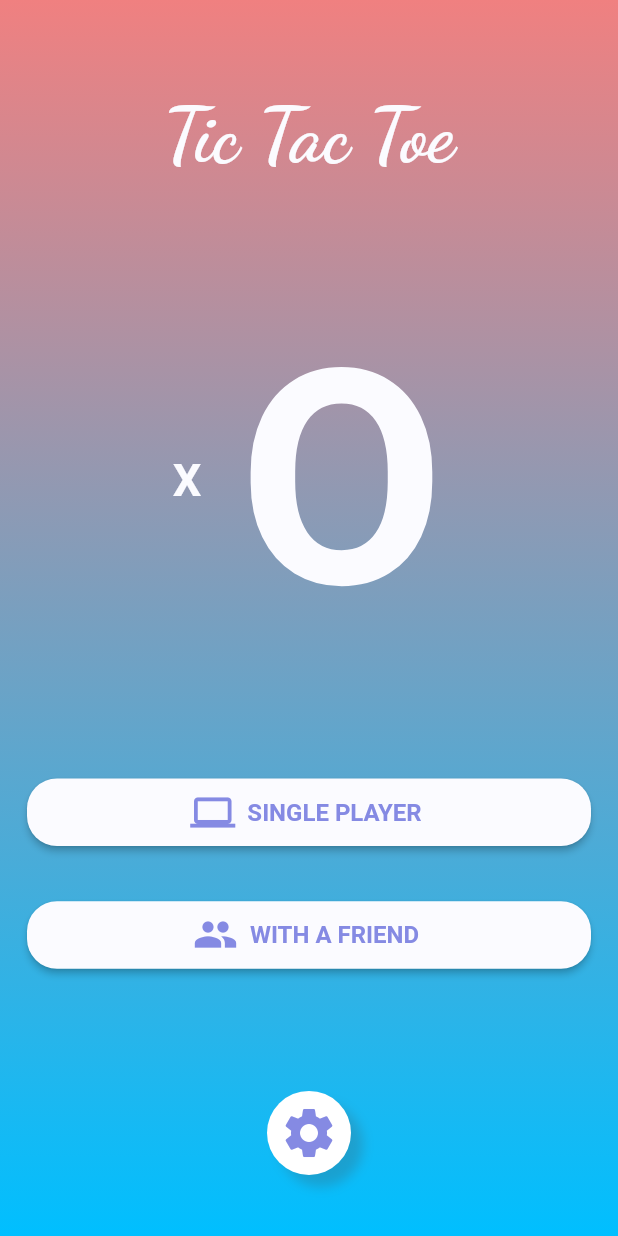
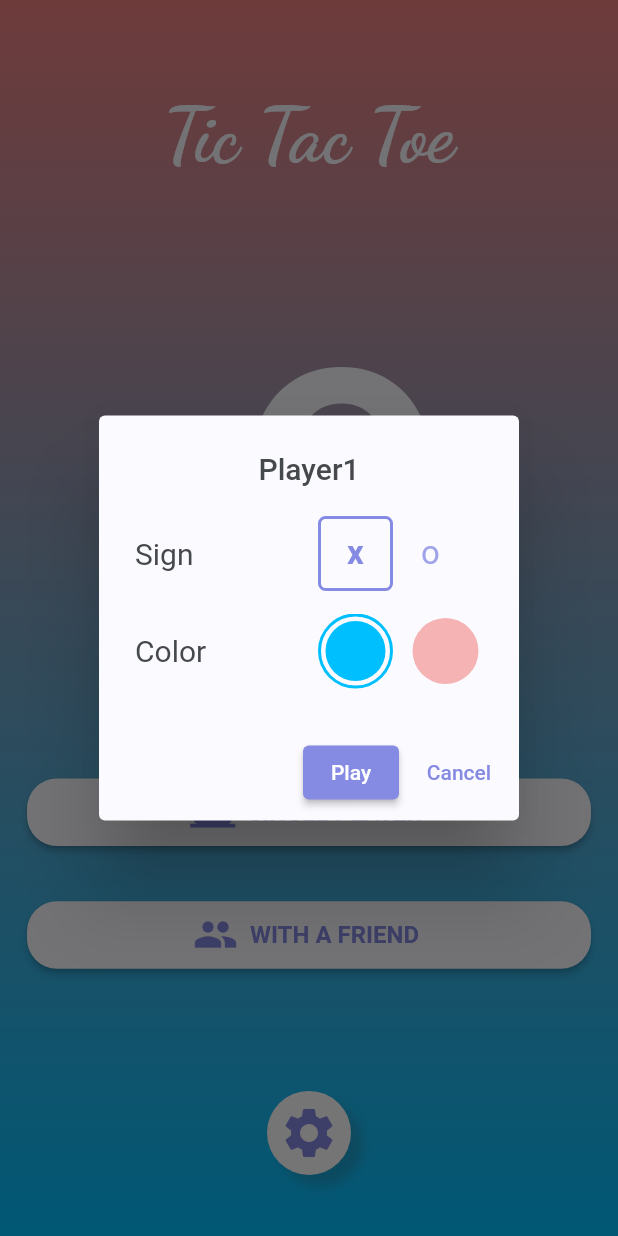
Before and after one commit to mohamedlotfy50/tic_tac_toe, a Flutter app: the screen it shows after launch, after a tap on "SINGLE PLAYER", on a phone screen of 412 x 824 dp. Run offline on Flutter 3.47's test engine with Material 2 defaults, Android fonts, the phone set to English and light mode, and no system bars; our stand-ins replace just_audio.

Commit message:
finish the game ui and logic

```diff
--- a/lib/models/player.dart
+++ b/lib/models/player.dart
@@ -35,4 +35,9 @@ class Player {
   int get hashCode {
     return name.hashCode ^ sign.hashCode ^ color.hashCode ^ _score.hashCode;
   }
+
+  @override
+  String toString() {
+    return 'Player(name: $name, sign: $sign, color: $color, isHuman: $isHuman, _score: $_score)';
+  }
 }
--- a/lib/providers/home_page_provider.dart
+++ b/lib/providers/home_page_provider.dart
@@ -6,21 +6,27 @@ import 'package:tic_tac_toe/models/tic_tac_toe_game.dart';
 import 'package:tic_tac_toe/themes/colors_scheme.dart';
 
 class HomePageProvider with ChangeNotifier {
-  final AudioPlayer _player = AudioPlayer();
-  // late Player player1;
-  // late Player player2;
+  final AudioPlayer _audioPlayer = AudioPlayer();
+  late Player _player1;
+  late Player _player2;
   late Color _player1Color;
   late Color _player2Color;
   late XOSigns _player1Sign;
   late XOSigns _player2Sign;
   HomePageProvider() {
+    _player1Color = MyColorsScheme.blue;
+    _player1Sign = XOSigns.x;
+    _player2Color = MyColorsScheme.red;
+    _player2Sign = XOSigns.o;
     // _player.setAsset('assets/music/Luke-Bergs-Take-It-Easy.mp3');
     // _player.setLoopMode(LoopMode.all);
     // _player.load();
     // _player.play();
   }
   Color get player1Color => _player1Color;
-  Color get player2Color => _player2Color;
+  XOSigns get player1Sign => _player1Sign;
+  Player get player1 => _player1;
+  Player get player2 => _player2;
   void showSelectionPage(BuildContext context, Widget child) {
     showDialog(
       context: context,
@@ -28,17 +34,37 @@ class HomePageProvider with ChangeNotifier {
     );
   }
 
-  void setPlayersColors(Color player1Color, XOSigns player1Sign) {
+  void setPlayersColors(Color player1Color, List<Color> colorsList) {
     final _colors = [MyColorsScheme.blue, MyColorsScheme.red];
-    final _signs = XOSigns.values.toList();
     ;
     _player1Color = player1Color;
+    _colors.remove(player1Color);
+    _player2Color = _colors.first;
+    print('player 1 Color $_player1Color player2 color $_player2Color');
+    notifyListeners();
+  }
+
+  void setPlayersSigns(XOSigns player1Sign, List<XOSigns> xoSignsList) {
+    final _signs = XOSigns.values.toList();
     _player1Sign = player1Sign;
-    _colors.remove(player1Color);
     _signs.remove(player1Sign);
-    _player2Color = _colors.first;
     _player2Sign = _signs.first;
-    print('player 1 Color $_player1Color player2 color $_player2Color');
-    print('player 1 Color $_player1Color player2 color $_player2Color');
+    print('player 1 Color $_player1Sign player2 color $_player2Sign');
+    notifyListeners();
+  }
+
+  void setPlayers({bool? isHuman}) {
+    _player1 = Player(
+        name: 'Player 1',
+        sign: _player1Sign,
+        color: _player1Color,
+        isHuman: true);
+    _player2 = Player(
+        name: 'Player 2',
+        sign: _player2Sign,
+        color: _player2Color,
+        isHuman: isHuman ?? true);
+    print('player 1 ${_player1.toString()}');
+    print('player 2 ${_player2.toString()}');
   }
 }
--- a/lib/screens/game_screen.dart
+++ b/lib/screens/game_screen.dart
@@ -9,12 +9,14 @@ import '../widgets/circular_icon_button.dart';
 import '../widgets/score_board.dart';
 
 class GameScreen extends StatelessWidget {
-  GameScreen({Key? key}) : super(key: key);
+  final Player player1, player2;
+  GameScreen({Key? key, required this.player1, required this.player2})
+      : super(key: key);
   @override
   Widget build(BuildContext context) {
     return Scaffold(
       body: ChangeNotifierProvider(
-          create: (context) => GameProvider(),
+          create: (context) => GameProvider(player1: player1, player2: player2),
           builder: (context, child) {
             return AnimatedContainer(
               duration: Duration(milliseconds: 500),
--- a/lib/screens/home_screen.dart
+++ b/lib/screens/home_screen.dart
@@ -47,7 +47,17 @@ class HomeScreen extends StatelessWidget {
                     children: [
                       RoundedElevatedButton(
                         icon: Icons.computer,
-                        onPressd: () {},
+                        onPressd: () {
+                          context.read<HomePageProvider>().showSelectionPage(
+                                context,
+                                ChangeNotifierProvider.value(
+                                  value: context.read<HomePageProvider>(),
+                                  builder: (context, child) => SelectionDialog(
+                                    isHuman: false,
+                                  ),
+                                ),
+                              );
+                        },
                         text: 'single player',
                       ),
                       RoundedElevatedButton(
@@ -55,7 +65,11 @@ class HomeScreen extends StatelessWidget {
                         onPressd: () {
                           context.read<HomePageProvider>().showSelectionPage(
                                 context,
-                                SelectionDialog(),
+                                ChangeNotifierProvider.value(
+                                  value: context.read<HomePageProvider>(),
+                                  builder: (context, child) =>
+                                      SelectionDialog(),
+                                ),
                               );
                         },
                         text: 'with a friend',
--- a/lib/widgets/board.dart
+++ b/lib/widgets/board.dart
@@ -28,6 +28,8 @@ class Board extends StatelessWidget {
         child: Container(
           alignment: Alignment.center,
           height: MediaQuery.of(context).size.height / 1.9,
+          child: IgnorePointer(
+            ignoring: !_provider.isHumanTurn,
             child: Column(
               children: [
                 for (int y = 0; y < 3; y++)
@@ -42,7 +44,8 @@ class Board extends StatelessWidget {
                               },
                               child: Container(
                                 margin: EdgeInsets.only(
-                                  right: x < 2 ? 3 : 0, bottom: y < 2 ? 3 : 0),
+                                    right: x < 2 ? 3 : 0,
+                                    bottom: y < 2 ? 3 : 0),
                                 alignment: Alignment.center,
                                 color: MyColorsScheme.white,
                                 child: Text(
@@ -62,6 +65,7 @@ class Board extends StatelessWidget {
             ),
           ),
         ),
+      ),
     );
   }
 }
--- a/lib/widgets/color_picker.dart
+++ b/lib/widgets/color_picker.dart
@@ -1,19 +1,17 @@
 import 'package:flutter/material.dart';
+import 'package:provider/provider.dart';
+import 'package:tic_tac_toe/providers/home_page_provider.dart';
 
 import 'package:tic_tac_toe/themes/colors_scheme.dart';
 
-class ColorPicker extends StatefulWidget {
+class ColorPicker extends StatelessWidget {
   ColorPicker({Key? key}) : super(key: key);
 
-  @override
-  _ColorPickerState createState() => _ColorPickerState();
-}
-
-class _ColorPickerState extends State<ColorPicker> {
-  List<Color> _colors = [MyColorsScheme.blue, MyColorsScheme.red];
-  int curentIndex = 0;
+  final List<Color> _colors = [MyColorsScheme.blue, MyColorsScheme.red];
   @override
   Widget build(BuildContext context) {
+    final _provider = Provider.of<HomePageProvider>(context);
+
     return Container(
       height: 50,
       width: 110,
@@ -24,11 +22,9 @@ class _ColorPickerState extends State<ColorPicker> {
         itemCount: _colors.length,
         itemBuilder: (context, index) => SelectionCircle(
           color: _colors[index],
-          isSelected: curentIndex == index,
+          isSelected: _provider.player1Color == _colors[index],
           onPressed: () {
-            setState(() {
-              curentIndex = index;
-            });
+            _provider.setPlayersColors(_colors[index], _colors);
           },
         ),
       ),
--- a/lib/widgets/selection_dialog.dart
+++ b/lib/widgets/selection_dialog.dart
@@ -1,17 +1,19 @@
 import 'package:flutter/material.dart';
 import 'package:provider/provider.dart';
 import 'package:tic_tac_toe/providers/home_page_provider.dart';
+import 'package:tic_tac_toe/screens/game_screen.dart';
 import 'package:tic_tac_toe/themes/colors_scheme.dart';
 import 'package:tic_tac_toe/widgets/sign_picker.dart';
 
 import 'color_picker.dart';
 
 class SelectionDialog extends StatelessWidget {
-  const SelectionDialog({Key? key}) : super(key: key);
+  final bool isHuman;
+  const SelectionDialog({Key? key, this.isHuman = true}) : super(key: key);
 
   @override
   Widget build(BuildContext context) {
-    // final _provider = Provider.of<HomePageProvider>(context);
+    final _provider = Provider.of<HomePageProvider>(context);
     return AlertDialog(
       backgroundColor: MyColorsScheme.white,
       title: Text(
@@ -32,7 +34,14 @@ class SelectionDialog extends StatelessWidget {
       actions: [
         ElevatedButton(
           style: ElevatedButton.styleFrom(primary: MyColorsScheme.purple),
-          onPressed: () {},
+          onPressed: () {
+            _provider.setPlayers(isHuman: isHuman);
+
+            Navigator.of(context).push(MaterialPageRoute(
+              builder: (context) => GameScreen(
+                  player1: _provider.player1, player2: _provider.player2),
+            ));
+          },
           child: Text('Play'),
         ),
         TextButton(
--- a/lib/widgets/sign_picker.dart
+++ b/lib/widgets/sign_picker.dart
@@ -1,20 +1,19 @@
 import 'package:flutter/material.dart';
+import 'package:provider/provider.dart';
 import 'package:tic_tac_toe/models/tic_tac_toe_game.dart';
+import 'package:tic_tac_toe/providers/home_page_provider.dart';
 
 import 'package:tic_tac_toe/themes/colors_scheme.dart';
 
-class SignPicker extends StatefulWidget {
+class SignPicker extends StatelessWidget {
   SignPicker({Key? key}) : super(key: key);
 
-  @override
-  _SignPickerState createState() => _SignPickerState();
-}
+  final List<XOSigns> _signs = XOSigns.values.toList();
 
-class _SignPickerState extends State<SignPicker> {
-  final List<XOSigns> signs = XOSigns.values.toList();
-  int curentIndex = 0;
   @override
   Widget build(BuildContext context) {
+    final _provider = Provider.of<HomePageProvider>(context);
+
     return Container(
       height: 50,
       width: 110,
@@ -22,14 +21,12 @@ class _SignPickerState extends State<SignPicker> {
         scrollDirection: Axis.horizontal,
         shrinkWrap: true,
         physics: NeverScrollableScrollPhysics(),
-        itemCount: signs.length,
+        itemCount: _signs.length,
         itemBuilder: (context, index) => SelectionCircle(
-          sign: signs[index],
-          isSelected: curentIndex == index,
+          sign: _signs[index],
+          isSelected: _provider.player1Sign == _signs[index],
           onPressed: () {
-            setState(() {
-              curentIndex = index;
-            });
+            _provider.setPlayersSigns(_signs[index], _signs);
           },
         ),
       ),
```
Also changed, not shown: lib/providers/game_provider.dart (+4 -15 lines). Lines whose indentation alone changed are shown as unchanged.
